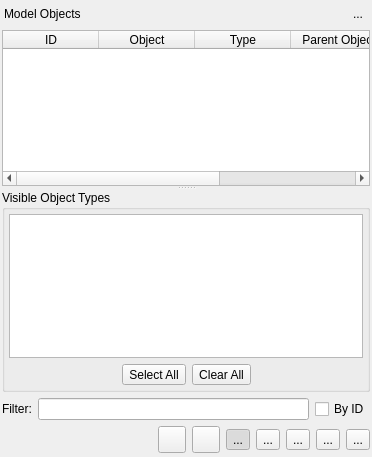
The window that libpgmodeler_ui/ui/modelobjectswidget.ui (pgmodeler/pgmodeler) describes before a commit, drawn with Qt 5.
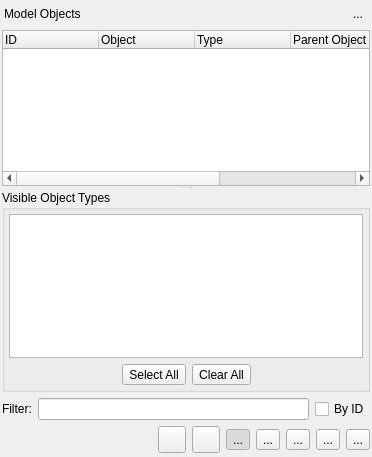
The same window after the commit. The open tabs and pages were chosen to show the change. Icons and pictures are not drawn.

Commit message: Fixed some header items text alignment

```diff
--- a/libpgmodeler_ui/ui/modelobjectswidget.ui
+++ b/libpgmodeler_ui/ui/modelobjectswidget.ui
@@ -391,6 +391,9 @@
               <property name="text">
                <string>ID</string>
               </property>
+              <property name="textAlignment">
+               <set>AlignLeft|AlignVCenter</set>
+              </property>
               <property name="icon">
                <iconset resource="../res/resources.qrc">
                 <normaloff>:/icones/icones/uid.png</normaloff>:/icones/icones/uid.png</iconset>
@@ -400,6 +403,9 @@
               <property name="text">
                <string>Object</string>
               </property>
+              <property name="textAlignment">
+               <set>AlignLeft|AlignVCenter</set>
+              </property>
               <property name="icon">
                <iconset resource="../res/resources.qrc">
                 <normaloff>:/icones/icones/table.png</normaloff>:/icones/icones/table.png</iconset>
@@ -409,6 +415,9 @@
               <property name="text">
                <string>Type</string>
               </property>
+              <property name="textAlignment">
+               <set>AlignLeft|AlignVCenter</set>
+              </property>
               <property name="icon">
                <iconset resource="../res/resources.qrc">
                 <normaloff>:/icones/icones/usertype.png</normaloff>:/icones/icones/usertype.png</iconset>
@@ -418,6 +427,9 @@
               <property name="text">
                <string>Parent Object</string>
               </property>
+              <property name="textAlignment">
+               <set>AlignLeft|AlignVCenter</set>
+              </property>
               <property name="icon">
                <iconset resource="../res/resources.qrc">
                 <normaloff>:/icones/icones/schema.png</normaloff>:/icones/icones/schema.png</iconset>
@@ -427,6 +439,9 @@
               <property name="text">
                <string>Parent Type</string>
               </property>
+              <property name="textAlignment">
+               <set>AlignLeft|AlignVCenter</set>
+              </property>
               <property name="icon">
                <iconset resource="../res/resources.qrc">
                 <normaloff>:/icones/icones/usertype.png</normaloff>:/icones/icones/usertype.png</iconset>
```
The commit also changes 3 other files.
